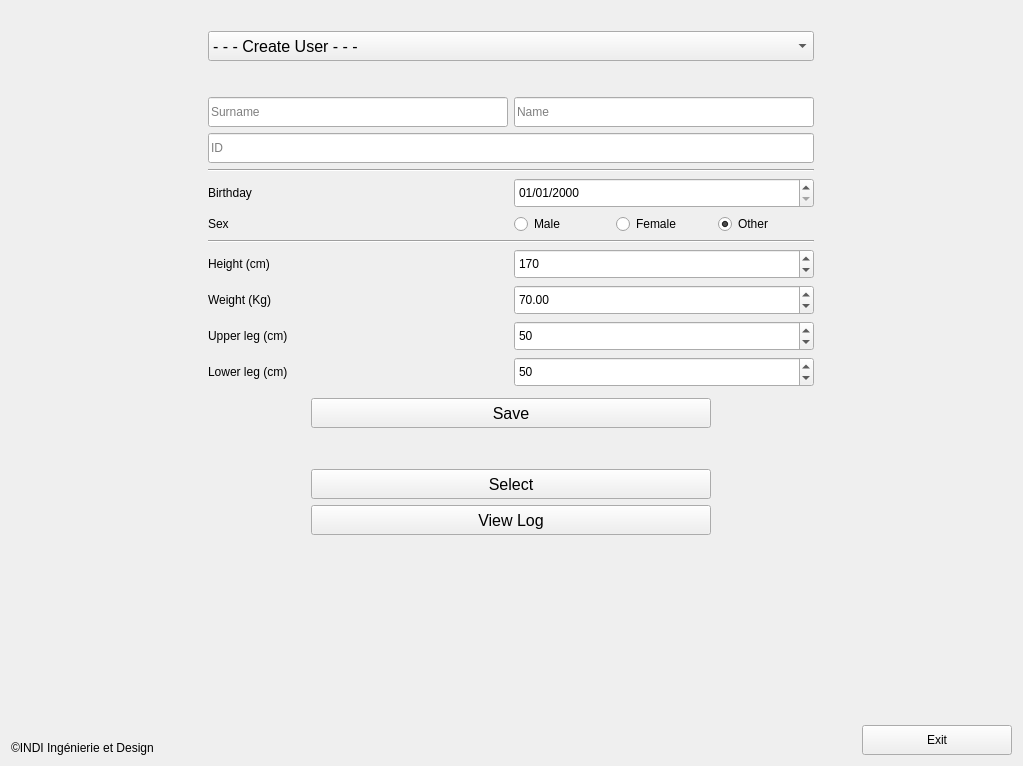
Old version of the form src/gui_pkg/include/gui_pkg/select_user_form.ui in the repository cristianbass01/GUI_robotic_exoskeleton.
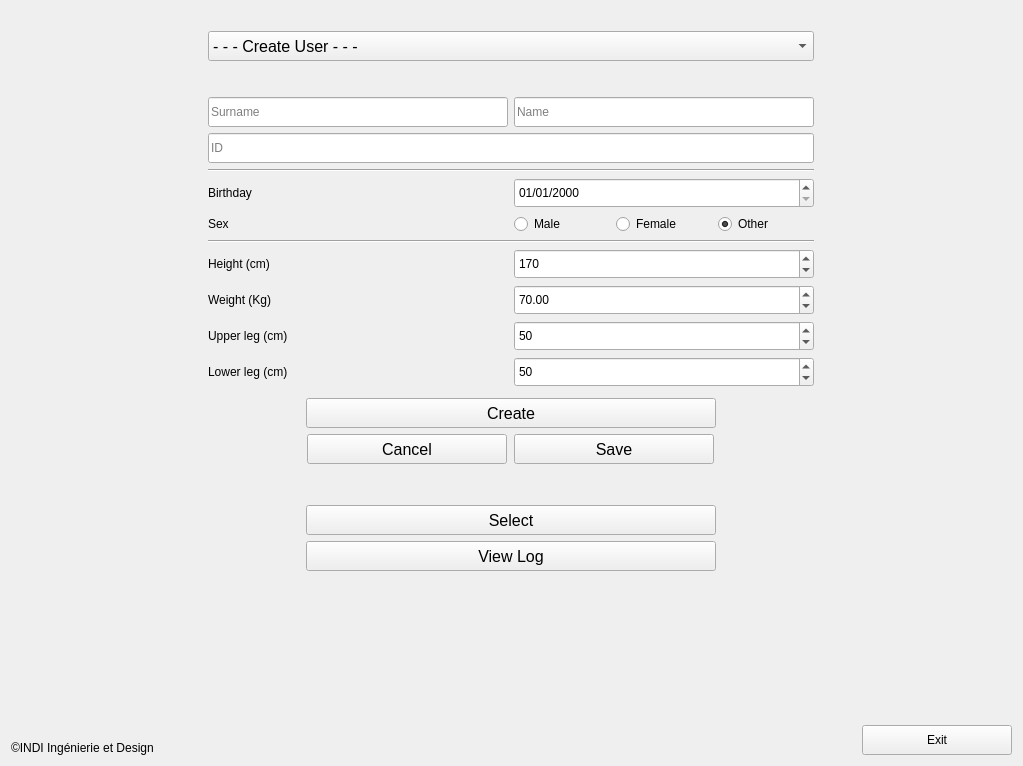
New version of the form. Icons and pictures are not drawn.

Commit message: Creazione tasto calcel e salva

The edit to the form file:
```diff
--- a/src/gui_pkg/include/gui_pkg/select_user_form.ui
+++ b/src/gui_pkg/include/gui_pkg/select_user_form.ui
@@ -525,7 +525,7 @@
                </property>
                <property name="maximumSize">
                 <size>
-                 <width>400</width>
+                 <width>410</width>
                  <height>16777215</height>
                 </size>
                </property>
@@ -535,10 +535,65 @@
                 </font>
                </property>
                <property name="text">
-                <string>Save</string>
+                <string>Create</string>
                </property>
               </widget>
              </item>
+             <item>
+              <layout class="QHBoxLayout" name="horizontalLayout_8">
+               <property name="topMargin">
+                <number>0</number>
+               </property>
+               <item>
+                <widget class="QPushButton" name="BT_cancel">
+                 <property name="minimumSize">
+                  <size>
+                   <width>0</width>
+                   <height>30</height>
+                  </size>
+                 </property>
+                 <property name="maximumSize">
+                  <size>
+                   <width>200</width>
+                   <height>16777215</height>
+                  </size>
+                 </property>
+                 <property name="font">
+                  <font>
+                   <pointsize>12</pointsize>
+                  </font>
+                 </property>
+                 <property name="text">
+                  <string>Cancel</string>
+                 </property>
+                </widget>
+               </item>
+               <item>
+                <widget class="QPushButton" name="BT_save">
+                 <property name="minimumSize">
+                  <size>
+                   <width>0</width>
+                   <height>30</height>
+                  </size>
+                 </property>
+                 <property name="maximumSize">
+                  <size>
+                   <width>200</width>
+                   <height>16777215</height>
+                  </size>
+                 </property>
+                 <property name="font">
+                  <font>
+                   <pointsize>12</pointsize>
+                  </font>
+                 </property>
+                 <property name="text">
+                  <string>Save</string>
+                 </property>
+                </widget>
+               </item>
+              </layout>
+             </item>
              <item>
               <spacer name="verticalSpacer_3">
                <property name="orientation">
@@ -565,7 +620,7 @@
                </property>
                <property name="maximumSize">
                 <size>
-                 <width>400</width>
+                 <width>410</width>
                  <height>16777215</height>
                 </size>
                </property>
@@ -589,7 +644,7 @@
                </property>
                <property name="maximumSize">
                 <size>
-                 <width>400</width>
+                 <width>410</width>
                  <height>16777215</height>
                 </size>
                </property>
```
The commit also changes 2 other files.
